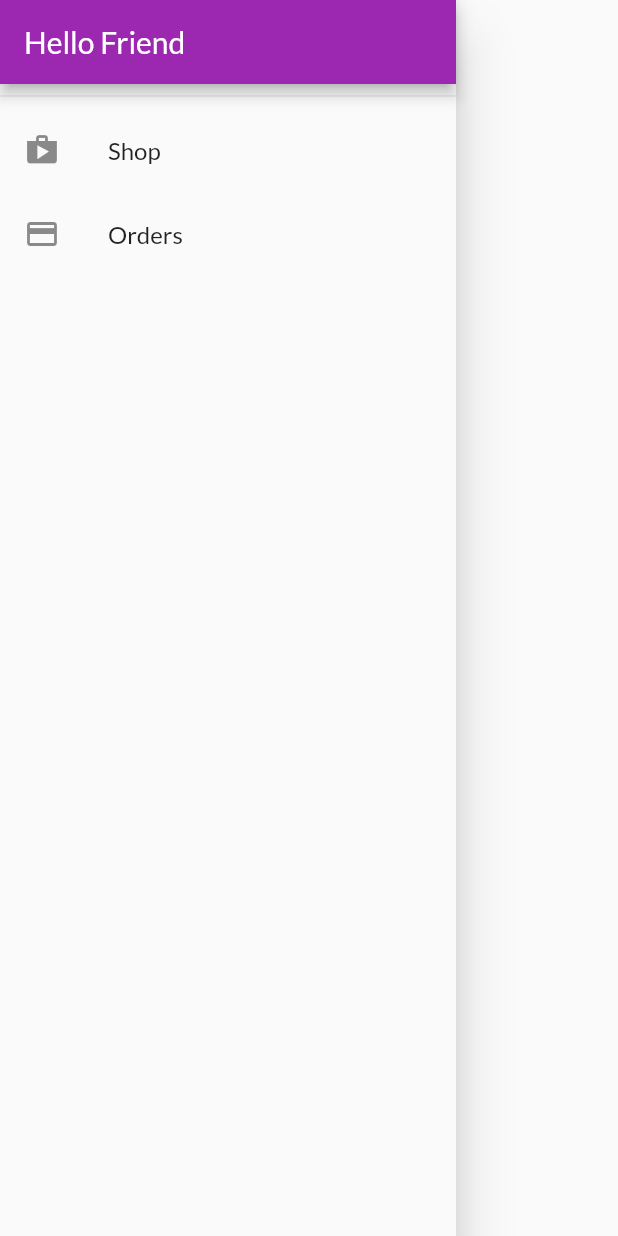
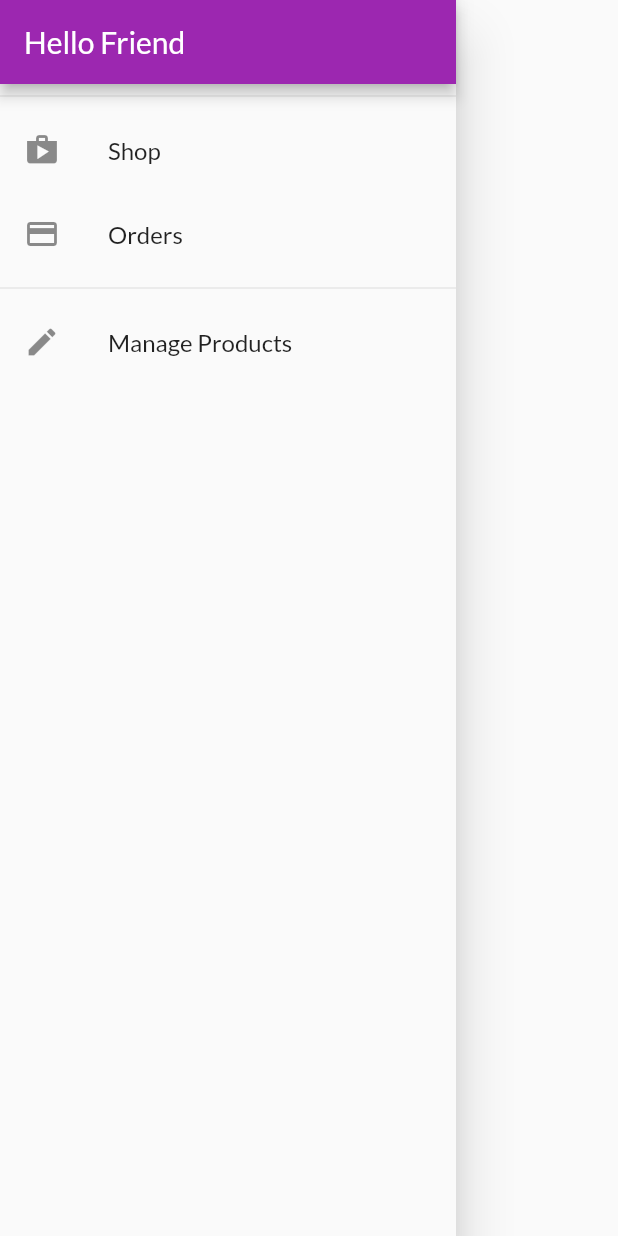
Before and after one commit to aak-301/bajaroo, a Flutter app: the AppDrawer widget shown alone on an empty page, opened directly, on a phone screen of 412 x 824 dp. Run offline on Flutter 3.47's test engine with Material 2 defaults, Android fonts, the phone set to English and light mode, and no system bars; network calls fail.

Commit message:
added manage products screen for user

```diff
--- a/lib/widgets/app_drawer.dart
+++ b/lib/widgets/app_drawer.dart
@@ -28,6 +28,14 @@ class AppDrawer extends StatelessWidget {
               Navigator.of(context).pushNamed(AppRoutes.orderScreen);
             },
           ),
+          const Divider(),
+          ListTile(
+            leading: const Icon(Icons.edit),
+            title: const Text('Manage Products'),
+            onTap: () {
+              Navigator.of(context).pushNamed(AppRoutes.userProductsScreen);
+            },
+          ),
         ],
       ),
     );
```
Also changed, not shown: lib/screens/user_products_screen.dart (added, +44 -0 lines).
